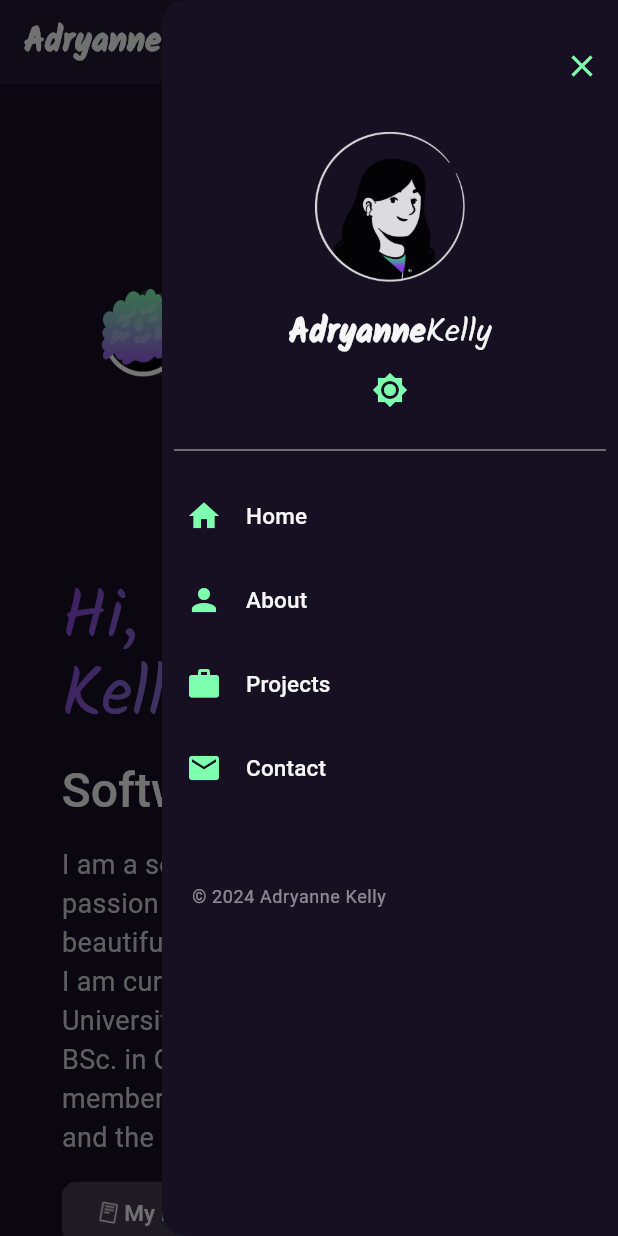
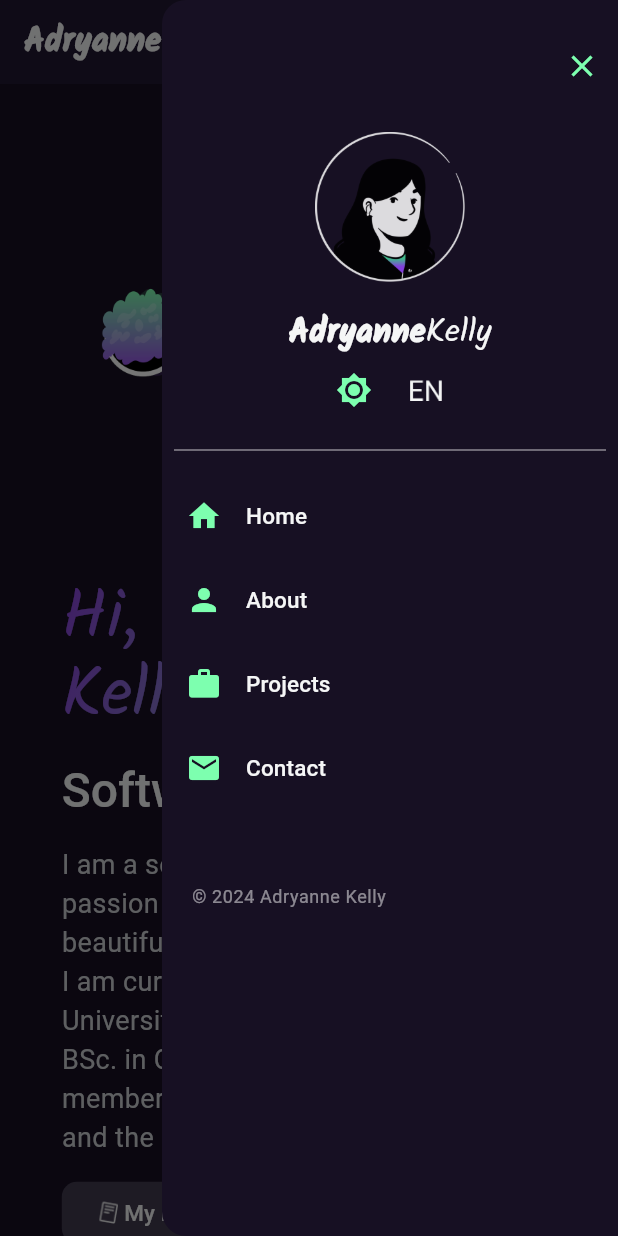
Before and after one commit to AdryanneKelly/ackalantys_port_flutter, a Flutter app: the screen it shows after launch, with the side drawer open, on a phone screen of 412 x 824 dp. Run offline on Flutter 3.47's test engine with Material 3 defaults, Android fonts, the phone set to English and light mode, and no system bars; our stand-ins replace google_fonts; generated files the repository leaves out were written again; Roboto replaces fonts that are missing (Heebo).

Commit message:
feat: adding toggle language button on mobile layout

```diff
--- a/lib/app/pages/widgets/mobile_widgets/home_mobile_widget.dart
+++ b/lib/app/pages/widgets/mobile_widgets/home_mobile_widget.dart
@@ -2,6 +2,7 @@ import 'package:ackalantys/app/pages/widgets/end_icon_button_widget.dart';
 import 'package:ackalantys/app/pages/widgets/start_icon_button_widget.dart';
 import 'package:ackalantys/app/shared/themes/color_extension.dart';
 import 'package:flutter/material.dart';
+import 'package:flutter_gen/gen_l10n/app_localizations.dart';
 
 class HomeMobileWidget extends StatelessWidget {
   const HomeMobileWidget({super.key});
@@ -11,6 +12,7 @@ class HomeMobileWidget extends StatelessWidget {
     final size = MediaQuery.of(context).size;
     final theme = Theme.of(context);
     final colors = theme.extension<ColorExtension>()!;
+    final localization = AppLocalizations.of(context)!;
     return SizedBox(
       height: size.height,
       child: Column(
@@ -36,12 +38,11 @@ class HomeMobileWidget extends StatelessWidget {
                     begin: Alignment.topLeft,
                     end: Alignment.bottomRight,
                   ).createShader(bounds),
-                  child: Text('Hi, I\'m Adryanne Kelly',
-                      style: theme.textTheme.displayMedium!.copyWith(color: Colors.white)),
+                  child: Text(localization.hello, style: theme.textTheme.displayMedium!.copyWith(color: Colors.white)),
                 ),
                 SizedBox(height: size.height * 0.02),
                 Text(
-                  'Software Developer',
+                  localization.occupation,
                   style: theme.textTheme.headlineLarge,
                 ),
                 SizedBox(height: size.height * 0.02),
--- a/lib/app/shared/widgets/menu_mobile_widget.dart
+++ b/lib/app/shared/widgets/menu_mobile_widget.dart
@@ -1,3 +1,4 @@
+import 'package:ackalantys/app/controller/language_controller.dart';
 import 'package:ackalantys/app/controller/theme_controller.dart';
 import 'package:ackalantys/app/shared/themes/color_extension.dart';
 import 'package:flutter/material.dart';
@@ -12,6 +13,7 @@ class MenuMobileWidget extends StatelessWidget {
     final theme = Theme.of(context);
     final colors = theme.extension<ColorExtension>()!;
     final themeController = Provider.of<ThemeController>(context);
+    final languageController = Provider.of<LanguageController>(context);
     return Drawer(
       backgroundColor: colors.menuBackgroundColor,
       child: Padding(
@@ -51,6 +53,9 @@ class MenuMobileWidget extends StatelessWidget {
                 ),
               ),
             ),
+            Row(
+              mainAxisAlignment: MainAxisAlignment.center,
+              children: [
                 IconButton(
                   onPressed: () {
                     themeController.toggleTheme();
@@ -59,6 +64,18 @@ class MenuMobileWidget extends StatelessWidget {
                     themeController.isLight ? Icons.brightness_2 : Icons.brightness_7,
                     color: colors.toggleThemeIconColor,
                   ),
+                ),
+                IconButton(
+                  onPressed: () {
+                    languageController.toggleLanguage();
+                    print(languageController.isPortuguese);
+                  },
+                  icon: Image.asset(
+                    languageController.isPortuguese ? 'assets/icons/pt_lula.png' : 'assets/icons/en.png',
+                    height: 14,
+                  ),
+                ),
+              ],
             ),
             Padding(
               padding: const EdgeInsets.all(8.0),
```
Lines whose indentation alone changed are shown as unchanged.
